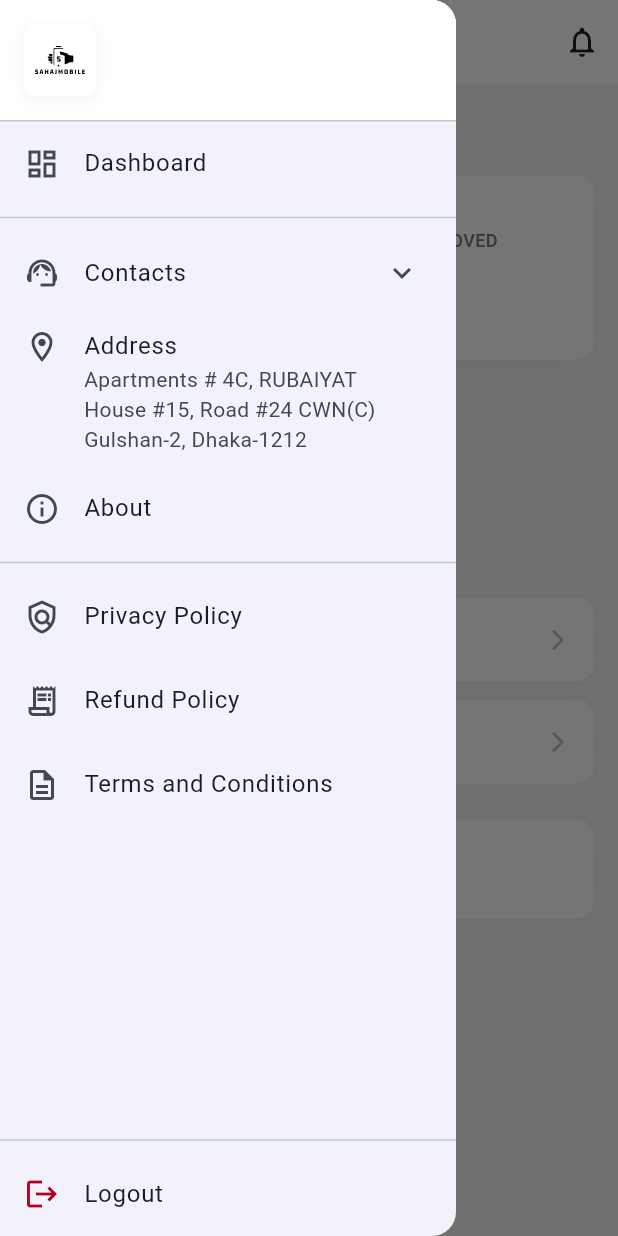
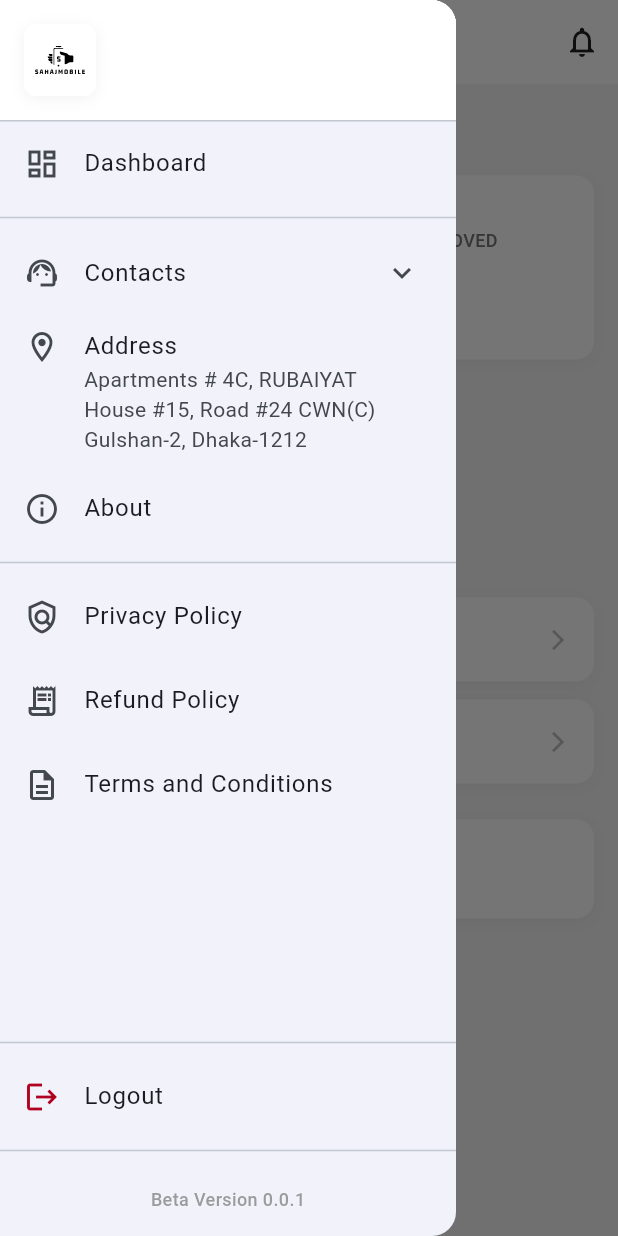
Before and after one commit to muntasir-ifaz574/sahajmobile, a Flutter app: the DashboardScreen screen opened by its route, with the side drawer open, on a phone screen of 412 x 824 dp. Run offline on Flutter 3.47's test engine with Material 3 defaults, Android fonts, the phone set to English and light mode, and no system bars; our stand-ins replace dio, flutter_riverpod, flutter_secure_storage, flutter_svg, go_router, image_picker and 2 more; missing offline and left inert: google_mlkit_text_recognition; accounts and stored records are empty; network calls fail.

```diff
--- a/lib/features/dashboard/screens/dashboard_screen.dart
+++ b/lib/features/dashboard/screens/dashboard_screen.dart
@@ -224,6 +224,20 @@ class DashboardScreen extends ConsumerWidget {
                 await ref.read(authProvider.notifier).logout();
                 if (context.mounted) context.go('/login');
               },
+            ),
+            const Divider(),
+            Padding(
+              padding: const EdgeInsets.all(16),
+              child: Center(
+                child: Text(
+                  'Beta Version 0.0.1',
+                  style: TextStyle(
+                    fontSize: 12,
+                    color: AppTheme.textSecondary.withOpacity(0.7),
+                    fontWeight: FontWeight.w500,
+                  ),
+                ),
+              ),
             ),
           ],
         ),
```
